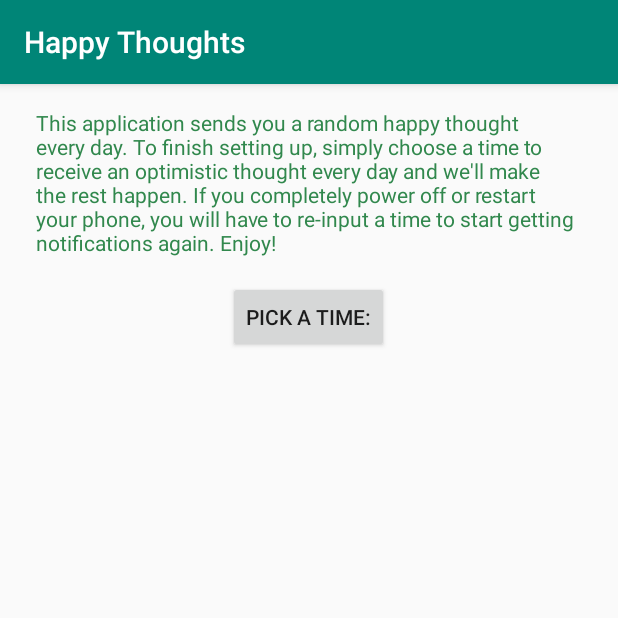
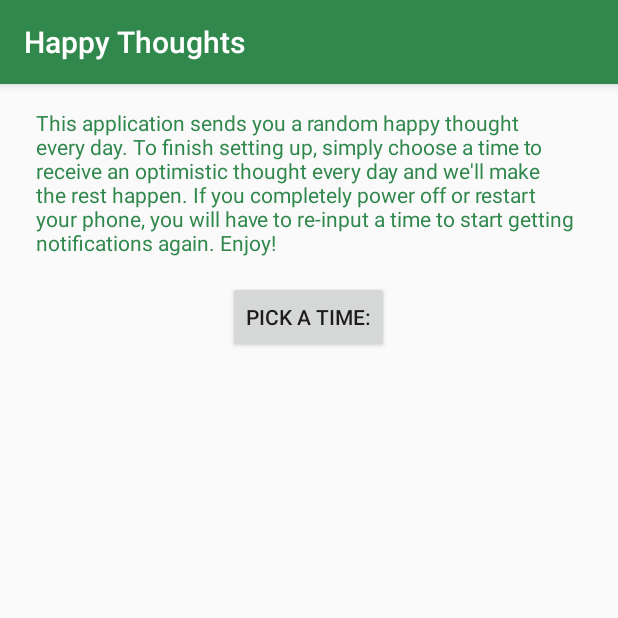
Before and after one commit to Mahdi03/happy-thoughts, an Android app: the screen it shows after launch (MainActivity), on a phone screen of 412 x 824 dp, the top half of it. Run offline under Robolectric (Android 15) with nearby library versions, the light colour scheme and no system bars; our stand-ins replace AdMob.

Commit message:
Played around with the theme, changed some colors

```diff
--- a/app/src/main/java/com/aymanstudios/happythoughts/MyNotificationPublisher.java
+++ b/app/src/main/java/com/aymanstudios/happythoughts/MyNotificationPublisher.java
@@ -101,10 +101,13 @@ public class MyNotificationPublisher extends BroadcastReceiver {
                         builder.setContentTitle("Happy Thought Of The Day:");
                         //Set its short text that is immediately available
                         builder.setContentText("...");
-                        builder.setSmallIcon(R.mipmap.app_logo);
+                        builder.setSmallIcon(R.mipmap.app_logo_foreground);
                         //Set its long text (lines wrap and all text is visible)
                         //Toast.makeText(context, "before set main notification text", Toast.LENGTH_SHORT).show(); //testing
                         builder.setStyle(new NotificationCompat.BigTextStyle().bigText(listOfHappyThoughts.get(getRandNum())));
+
+                        //builder.setStyle(new NotificationCompat.BigTextStyle().bigText("Hello\nBye\nMaybe Not"));
+
                         //Toast.makeText(context, "after set main notification text", Toast.LENGTH_SHORT).show(); //testing
                         //When clicked the notification does not go away
                         builder.setAutoCancel(false);
--- a/app/src/main/res/layout/activity_main.xml
+++ b/app/src/main/res/layout/activity_main.xml
@@ -15,7 +15,7 @@
         android:layout_marginEnd="24dp"
         android:layout_marginBottom="16dp"
         android:text="@string/setup_info"
-        android:textColor="#31884D"
+        android:textColor="@color/darkGreen"
         app:layout_constraintBottom_toBottomOf="parent"
         app:layout_constraintEnd_toEndOf="parent"
         app:layout_constraintStart_toStartOf="parent"
--- a/app/src/main/res/values/colors.xml
+++ b/app/src/main/res/values/colors.xml
@@ -1,6 +1,11 @@
 <?xml version="1.0" encoding="utf-8"?>
 <resources>
-    <color name="colorPrimary">#008577</color>
+    <!--<color name="colorPrimary">#008577</color>
     <color name="colorPrimaryDark">#00574B</color>
-    <color name="colorAccent">#D81B60</color>
+    <color name="colorAccent">#D81B60</color>-->
+    <color name="colorPrimary">#31884D</color>
+    <color name="colorPrimaryDark">#1A5A2A</color>
+    <color name="colorAccent">#64C5DA</color>
+    <color name="darkGreen">#31884D</color>
+    <color name="gray">#787878</color>
 </resources>
```
